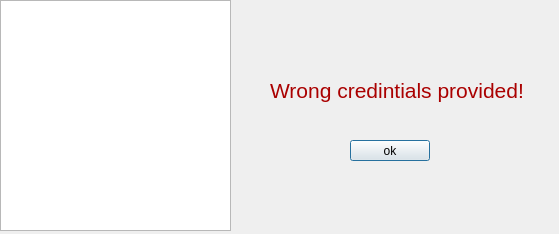
Above: dialog.ui from omarabdo997/super-market-cashier before the change. Below: the same form after it.
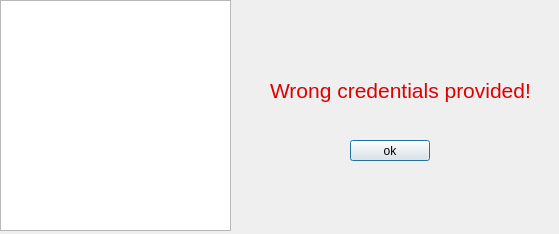
That is the form after the change. Icons and pictures are not drawn.

What changed in the file:
```diff
--- a/dialog.ui
+++ b/dialog.ui
@@ -13,6 +13,9 @@
   <property name="windowTitle">
    <string>Dialog</string>
   </property>
+  <property name="styleSheet">
+   <string notr="true"/>
+  </property>
   <widget class="QLabel" name="label">
    <property name="geometry">
     <rect>
@@ -28,7 +31,7 @@
     </font>
    </property>
    <property name="text">
-    <string>&lt;html&gt;&lt;head/&gt;&lt;body&gt;&lt;p&gt;&lt;span style=&quot; color:#aa0000;&quot;&gt;Wrong credintials provided!&lt;/span&gt;&lt;/p&gt;&lt;/body&gt;&lt;/html&gt;</string>
+    <string>&lt;html&gt;&lt;head/&gt;&lt;body&gt;&lt;p&gt;&lt;span style=&quot; color:#df0000;&quot;&gt;Wrong credentials provided!&lt;/span&gt;&lt;/p&gt;&lt;/body&gt;&lt;/html&gt;</string>
    </property>
   </widget>
   <widget class="QPushButton" name="pushButton">
```
Left out of the diff: 2 changed lines with no effect on the pictures.
